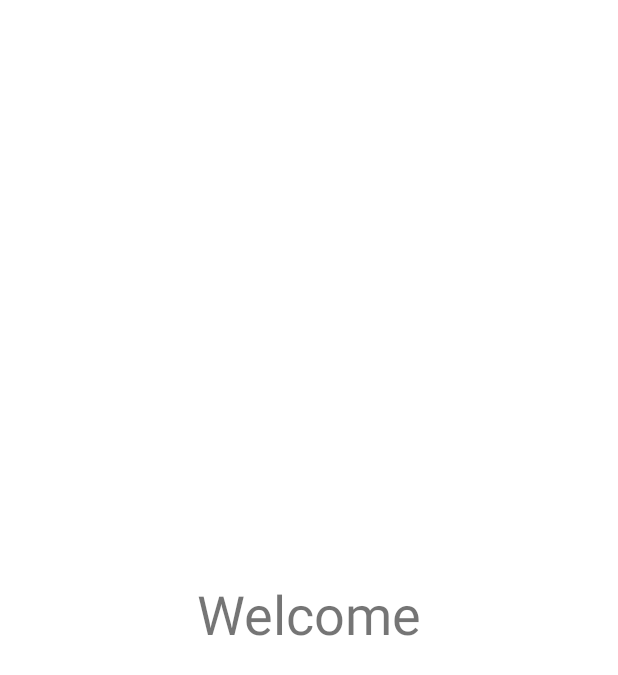
After one commit to samirthaker2020/MyApplication_Email_Password_Intent, an Android app: the layout activity_main_page.xml on its own in the app's theme, with its tools: preview values and no code run, on a phone screen of 412 x 824 dp. The commit adds this screen. Shown: the top 675 px of the screen. Run offline under Robolectric (Android 15) with nearby library versions, the phone set to English and light mode, and no system bars.

Commit message:
perform login check and added next page navigate code

```diff
--- a/app/src/main/res/layout/activity_main.xml
+++ b/app/src/main/res/layout/activity_main.xml
@@ -12,6 +12,7 @@
         android:layout_height="48dp"
         android:layout_marginTop="38dp"
         android:ems="10"
+        android:hint="Your Email ID"
         android:inputType="textEmailAddress"
         app:layout_constraintEnd_toEndOf="parent"
         app:layout_constraintStart_toStartOf="parent"
@@ -23,6 +24,7 @@
         android:layout_height="43dp"
         android:layout_marginTop="32dp"
         android:ems="10"
+        android:hint="Your Password"
         android:inputType="textPassword"
         app:layout_constraintEnd_toEndOf="parent"
         app:layout_constraintHorizontal_bias="0.489"
@@ -46,11 +48,12 @@
         android:id="@+id/btn_login"
         android:layout_width="285dp"
         android:layout_height="46dp"
-        android:layout_marginTop="32dp"
+        android:layout_marginTop="100dp"
         android:layout_marginBottom="427dp"
         android:text="Login"
         app:layout_constraintBottom_toBottomOf="parent"
         app:layout_constraintEnd_toEndOf="parent"
         app:layout_constraintStart_toStartOf="parent"
-        app:layout_constraintTop_toBottomOf="@+id/editText_password" />
+        app:layout_constraintTop_toBottomOf="@+id/editText_password"
+        app:layout_constraintVertical_bias="0.132" />
 </androidx.constraintlayout.widget.ConstraintLayout>
--- /dev/null
+++ b/app/src/main/res/layout/activity_main_page.xml
@@ -0,0 +1,20 @@
+<?xml version="1.0" encoding="utf-8"?>
+<androidx.constraintlayout.widget.ConstraintLayout xmlns:android="http://schemas.android.com/apk/res/android"
+    xmlns:app="http://schemas.android.com/apk/res-auto"
+    xmlns:tools="http://schemas.android.com/tools"
+    android:layout_width="match_parent"
+    android:layout_height="match_parent"
+    tools:context=".MainPage">
+
+    <TextView
+        android:id="@+id/textView_display"
+        android:layout_width="258dp"
+        android:layout_height="55dp"
+        android:text="Welcome"
+        android:textAlignment="center"
+        android:textSize="36sp"
+        app:layout_constraintBottom_toBottomOf="parent"
+        app:layout_constraintEnd_toEndOf="parent"
+        app:layout_constraintStart_toStartOf="parent"
+        app:layout_constraintTop_toTopOf="parent" />
+</androidx.constraintlayout.widget.ConstraintLayout>
```
